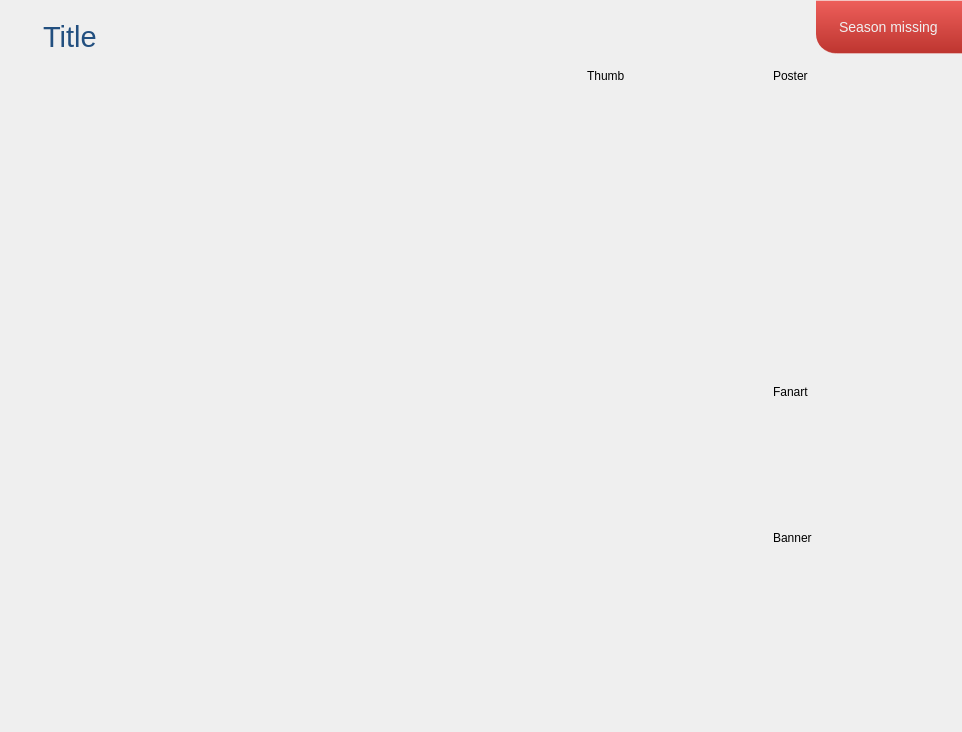
Before: the Qt Designer form tvShows/TvShowWidgetSeason.ui in Komet/MediaElch, drawn with Qt 5.
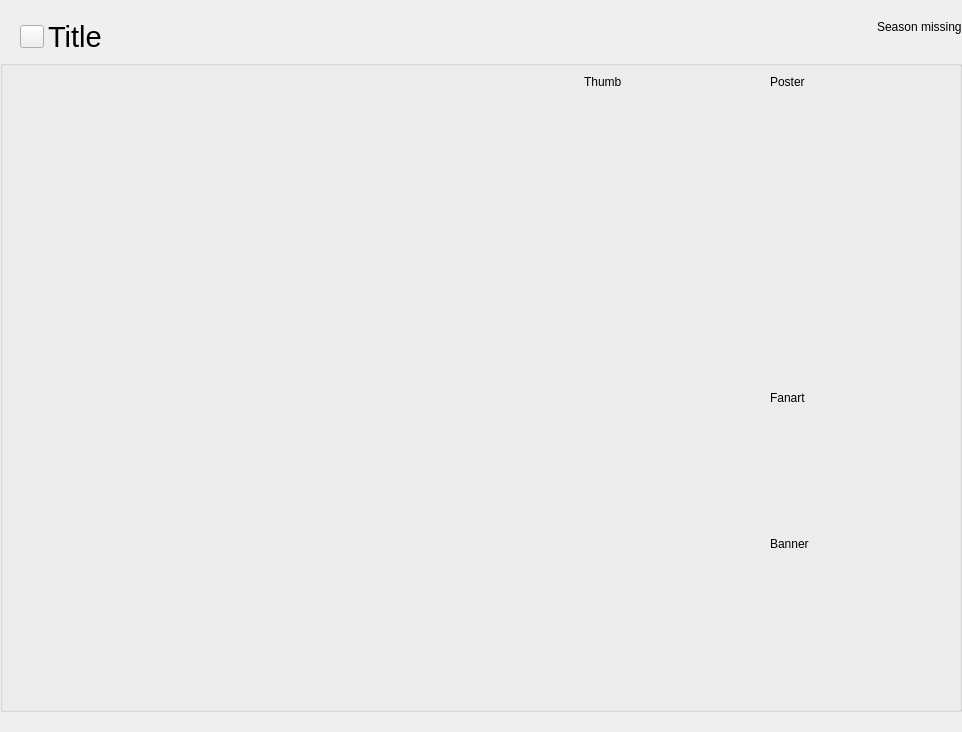
After: the same form once the commit is applied. Icons and pictures are not drawn. Custom widgets are drawn as their Qt base class.

```diff
--- a/tvShows/TvShowWidgetSeason.ui
+++ b/tvShows/TvShowWidgetSeason.ui
@@ -65,11 +65,6 @@
            <property name="toolTip">
             <string>Episode has changed. Click to revert changes.</string>
            </property>
-           <property name="styleSheet">
-            <string notr="true">QToolButton {
-	border: none;
-}</string>
-           </property>
            <property name="text">
             <string/>
            </property>
@@ -87,10 +82,6 @@
              <pointsize>22</pointsize>
             </font>
            </property>
-           <property name="styleSheet">
-            <string notr="true">color: #224f7f;
-</string>
-           </property>
            <property name="text">
             <string>Title</string>
            </property>
@@ -124,18 +115,6 @@
          <verstretch>0</verstretch>
         </sizepolicy>
        </property>
-       <property name="styleSheet">
-        <string notr="true">border-bottom-left-radius: 20px; 
-padding-top: 5px; 
-padding-bottom: 5px; 
-color: #f0f0f0; 
-font-size: 14px; 
-padding-left: 20px; 
-padding-right: 20px; 
-background-color: qlineargradient(spread:pad, x1:0, y1:0, x2:0, y2:1, stop:0 rgba(238, 95, 91, 255), stop:1 rgba(189, 53, 47, 255));
-border-top: 1px solid rgba(255, 255, 255, 80); 
-border-bottom: 1px solid rgba(255, 255, 255, 80)</string>
-       </property>
        <property name="text">
         <string>Season missing</string>
        </property>
@@ -145,13 +124,6 @@
    </item>
    <item>
     <widget class="QGroupBox" name="groupBox_3">
-     <property name="styleSheet">
-      <string notr="true">QGroupBox {
-	border-radius: 0;
-	background-color: transparent;
-}
-</string>
-     </property>
      <property name="title">
       <string/>
      </property>
```
